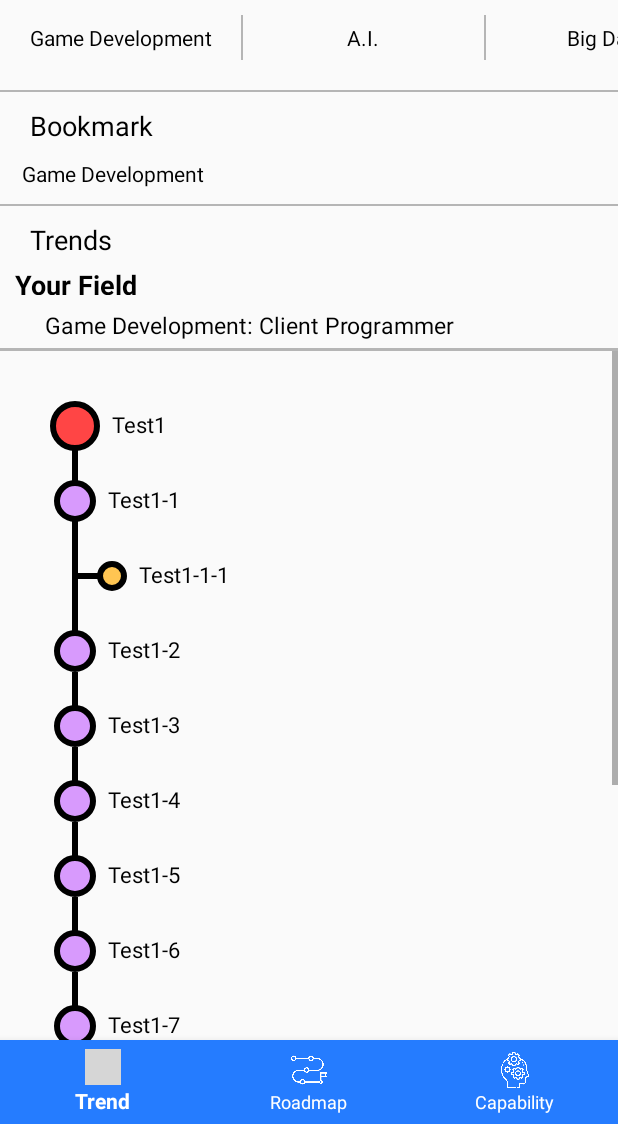
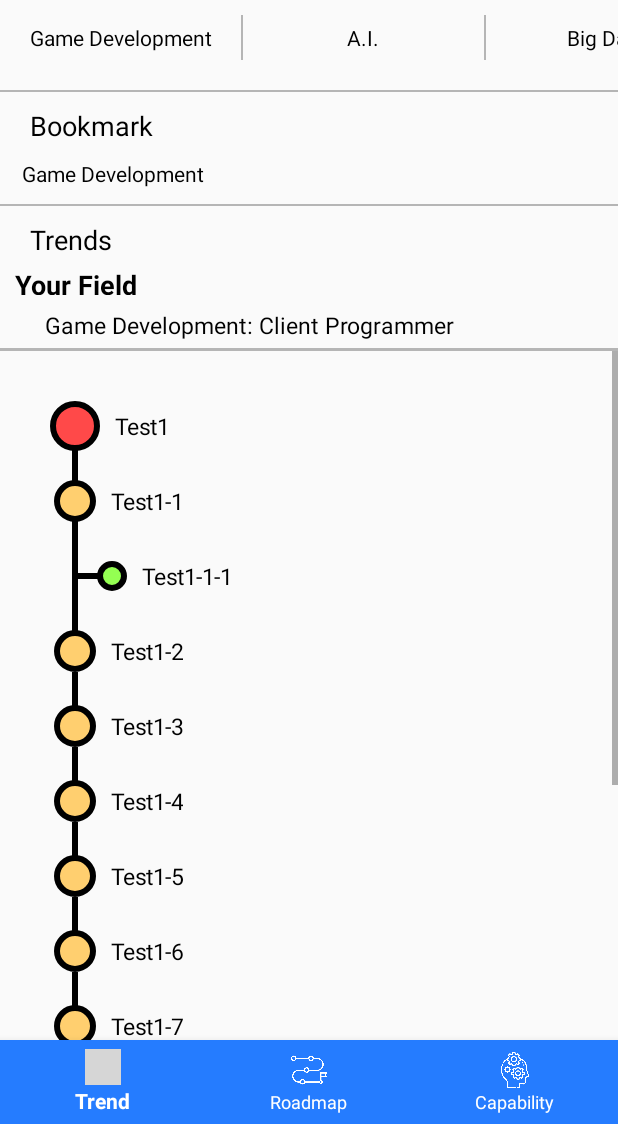
Before and after one commit to GachonUniv-GraduationProject/Android-Frontend, an Android app: the fragment RoadmapFragment placed in its activity, on a phone screen of 412 x 824 dp, the part 112-1236 px from its top. Run offline under Robolectric (Android 15) with nearby library versions, the light colour scheme and no system bars; libraries missing offline, so code that uses them is left out: com.github.mikephil.charting; plain views replace PieChart; 16 statements that could not run were skipped; grey boxes are pictures that could not be loaded.

Commit message:
221124_roadmap_improvement

```diff
--- a/app/src/main/java/com/example/graduationproject/RetrofitService.java
+++ b/app/src/main/java/com/example/graduationproject/RetrofitService.java
@@ -5,7 +5,7 @@ import retrofit2.http.Body;
 import retrofit2.http.POST;
 
 public interface RetrofitService {
-    @POST("user/login/")
+    @POST("user/login")
     Call<LoginData> login(@Body UserData userData);
 
     @POST("user/signup")
--- a/app/src/main/java/com/example/graduationproject/RoadmapActivity.java
+++ b/app/src/main/java/com/example/graduationproject/RoadmapActivity.java
@@ -13,7 +13,7 @@ public class RoadmapActivity extends AppCompatActivity {
         setContentView(R.layout.activity_roadmap);
 
         LinearLayout roadmapContainer = findViewById(R.id.roadmap_container);
-        RoadmapDrawer drawer = new RoadmapDrawer(this);
-        roadmapContainer.addView(drawer);
+        //RoadmapDrawer drawer = new RoadmapDrawer(this);
+        //roadmapContainer.addView(drawer);
     }
 }
--- a/app/src/main/java/com/example/graduationproject/RoadmapDrawer.java
+++ b/app/src/main/java/com/example/graduationproject/RoadmapDrawer.java
@@ -1,21 +1,32 @@
 package com.example.graduationproject;
 
+import android.app.Dialog;
 import android.content.Context;
 import android.graphics.Canvas;
 import android.graphics.Color;
 import android.graphics.Paint;
 import android.graphics.Path;
 import android.graphics.drawable.Drawable;
+import android.graphics.drawable.GradientDrawable;
 import android.util.TypedValue;
 import android.view.View;
 import android.view.ViewGroup;
+import android.view.Window;
+import android.widget.FrameLayout;
+import android.widget.ImageView;
 import android.widget.LinearLayout;
+import android.widget.TextView;
+
+import androidx.annotation.Dimension;
+import androidx.core.content.ContextCompat;
 
 import java.util.ArrayList;
 import java.util.List;
 
 public class RoadmapDrawer extends View {
     private Canvas mainCanvas;
+    private FrameLayout roadmapFrameContainer;
+    private static Context context;
 
     private Path linePath;
     private Paint outerPaint;
@@ -25,27 +36,15 @@ public class RoadmapDrawer extends View {
     private int[] roadmapColor;
 
     private List<RoadMapStep> roadMap;
+    private List<ImageView> imageViewList;
+    private List<TextView> textViewList;
     public enum Category {SMALL, MIDDLE, LARGE};
     private final int INTERVAL = 50;
 
-    public RoadmapDrawer(Context context) {
+    private LinkDialog linkDialog;
+
+    public RoadmapDrawer(Context context, FrameLayout roadmapContainer) {
         super(context);
-
-        init();
-    }
-
-    private void init() {
-        outerPaint = new Paint(Paint.ANTI_ALIAS_FLAG);
-        outerPaint.setColor(Color.BLACK);
-        outerPaint.setStyle(Paint.Style.STROKE);
-        outerPaint.setStrokeWidth(dpToPx(4));
-
-        namePaint = new Paint(Paint.ANTI_ALIAS_FLAG);
-        namePaint.setTextSize(dpToPx(15));
-
-        linePath = new Path();
-        innerPnt = new Paint();
-        roadmapColor = getResources().getIntArray(R.array.roadmap_step_color_arr);
 
         roadMap = new ArrayList<>();
         roadMap.add(new RoadMapStep("Test1", Category.LARGE, null, false));
@@ -62,6 +61,41 @@ public class RoadmapDrawer extends View {
         roadMap.add(new RoadMapStep("Test1-10", Category.MIDDLE, roadMap.get(0), true));
         roadMap.add(new RoadMapStep("Test1-11", Category.MIDDLE, roadMap.get(0), true));
         roadMap.add(new RoadMapStep("Test1-12", Category.MIDDLE, roadMap.get(0), true));
+
+        initView(context, roadmapContainer);
+        initCanvas();
+    }
+
+    private void initView(Context context, FrameLayout roadmapFrameContainer) {
+        this.context = context;
+        this.roadmapFrameContainer = roadmapFrameContainer;
+        imageViewList = new ArrayList<>();
+        textViewList = new ArrayList<>();
+        for(int i = 0; i < roadMap.size(); i++) {
+            ImageView imageView = new ImageView(context);
+            imageViewList.add(imageView);
+            roadmapFrameContainer.addView(imageView);
+
+            TextView textView = new TextView(context);
+            textView.setTextColor(Color.BLACK);
+            textView.setTextSize(Dimension.SP, 15);
+            textViewList.add(textView);
+            roadmapFrameContainer.addView(textView);
+        }
+    }
+
+    private void initCanvas() {
+        outerPaint = new Paint(Paint.ANTI_ALIAS_FLAG);
+        outerPaint.setColor(Color.BLACK);
+        outerPaint.setStyle(Paint.Style.STROKE);
+        outerPaint.setStrokeWidth(dpToPx(4));
+
+        namePaint = new Paint(Paint.ANTI_ALIAS_FLAG);
+        namePaint.setTextSize(dpToPx(15));
+
+        linePath = new Path();
+        innerPnt = new Paint();
+        roadmapColor = getResources().getIntArray(R.array.roadmap_step_color_arr);
 
         setLayoutHeight();
     }
@@ -117,9 +151,41 @@ public class RoadmapDrawer extends View {
             mainCanvas.drawText(lockedMessage, x + dpToPx(lockWidth + 15), y, namePaint);
         }
         else {
-            namePaint.setColor(Color.BLACK);
-            mainCanvas.drawText(name, x, y, namePaint);
+            //namePaint.setColor(Color.BLACK);
+            //mainCanvas.drawText(name, x, y, namePaint);
+            setNodeName(index, name, category);
+
         }
+    }
+    private void setNodeName(int index, String name, Category category) {
+        TextView textView = textViewList.get(index);
+
+        textView.setText(name);
+
+        int circleSize = getCircleSize(category) + dpToPx(2);
+        FrameLayout.LayoutParams params = new FrameLayout.LayoutParams(ViewGroup.LayoutParams.WRAP_CONTENT, ViewGroup.LayoutParams.WRAP_CONTENT);
+        textView.setLayoutParams(params);
+        textView.setX(getCirclePosX(category) + circleSize + dpToPx(10));
+        textView.setY(getCirclePosY(index) - dpToPx(10));
+
+        textView.setOnClickListener(new OnClickListener() {
+            @Override
+            public void onClick(View view) {
+                linkDialog = new LinkDialog(context);
+                linkDialog.requestWindowFeature(Window.FEATURE_NO_TITLE);
+                linkDialog.setContentView(R.layout.dialog_link_to_reference);
+
+                showLinkDialog();
+            }
+        });
+    }
+
+    private void showLinkDialog() {
+        String[] titles = {"교육자료 1", "교육자료 2"};
+        String[] urls = {"https://www.youtube.com/", "https://www.youtube.com/"};
+        linkDialog.setLinkSets(titles, urls);
+
+        linkDialog.show();
     }
 
     private void drawLine(int index) {
@@ -152,9 +218,10 @@ public class RoadmapDrawer extends View {
     private void drawCircle(int index, int innerColor) {
         Category category = roadMap.get(index).getCategory();
 
-        innerPnt.setColor(innerColor);
-        mainCanvas.drawCircle(getCirclePosX(category), getCirclePosY(index), getCircleSize(category), innerPnt);
-        mainCanvas.drawCircle(getCirclePosX(category), getCirclePosY(index), getCircleSize(category), outerPaint);
+        //innerPnt.setColor(innerColor);
+        //mainCanvas.drawCircle(getCirclePosX(category), getCirclePosY(index), getCircleSize(category), innerPnt);
+        //mainCanvas.drawCircle(getCirclePosX(category), getCirclePosY(index), getCircleSize(category), outerPaint);
+        setNodeCircle(index, category);
     }
 
     private int getCirclePosX(Category category) {
@@ -181,6 +248,55 @@ public class RoadmapDrawer extends View {
         }
     }
 
+    private int getColorBySize(Category category) {
+        if(category == Category.LARGE) {
+            return getResources().getColor(R.color.roadmap_color_large);
+        }
+        else if(category == Category.MIDDLE) {
+            return getResources().getColor(R.color.roadmap_color_middle);
+        }
+        else {
+            return getResources().getColor(R.color.roadmap_color_small);
+        }
+    }
+
+    private void setNodeCircle(int index, Category category) {
+        ImageView imageView = imageViewList.get(index);
+        int circleSize = getCircleSize(category) + dpToPx(2);
+        FrameLayout.LayoutParams params = new FrameLayout.LayoutParams(circleSize * 2, circleSize * 2);
+        imageView.setLayoutParams(params);
+        imageView.setX(getCirclePosX(category) - circleSize);
+        imageView.setY(getCirclePosY(index) - circleSize);
+
+        GradientDrawable circleDrawable = (GradientDrawable) ContextCompat.getDrawable(context, R.drawable.circle);
+        if(!roadMap.get(index).isLocked())
+            circleDrawable.setColor(getColorBySize(category));
+        else
+            circleDrawable.setColor(Color.WHITE);
+        imageView.setImageDrawable(circleDrawable);
+
+        if (category == Category.SMALL) {
+            imageView.setOnClickListener(new OnClickListener() {
+                @Override
+                public void onClick(View view) {
+                    RoadMapStep step = roadMap.get(index);
+                    if(!step.isCompleted()) {
+                        circleDrawable.setColor(getResources().getColor(R.color.roadmap_color_complete));
+                        step.setCompleted(true);
+                    }
+                    else {
+                        circleDrawable.setColor(getColorBySize(category));
+                        step.setCompleted(false);
+                    }
+                    imageView.setImageDrawable(circleDrawable);
+                }
+            });
+        }
+    }
+    private void checkMiddleLevelStep() {
+        // TODO: 하위 단계들이 모두 complete 되면 middle level을 complete하고 색상 변경 처리
+    }
+
     private int getCirclePosY(int index) {
         return (index + 1) * dpToPx(INTERVAL);
     }
--- a/app/src/main/java/com/example/graduationproject/RoadmapFragment.java
+++ b/app/src/main/java/com/example/graduationproject/RoadmapFragment.java
@@ -7,6 +7,7 @@ import androidx.fragment.app.Fragment;
 import android.view.LayoutInflater;
 import android.view.View;
 import android.view.ViewGroup;
+import android.widget.FrameLayout;
 import android.widget.LinearLayout;
 
 public class RoadmapFragment extends Fragment {
@@ -17,7 +18,8 @@ public class RoadmapFragment extends Fragment {
         View view = inflater.inflate(R.layout.fragment_roadmap, container, false);
 
         LinearLayout roadmapContainer = view.findViewById(R.id.roadmap_container);
-        RoadmapDrawer drawer = new RoadmapDrawer(getActivity());
+        FrameLayout roadmapFrameContainer = view.findViewById(R.id.roadmap_frame_container);
+        RoadmapDrawer drawer = new RoadmapDrawer(getActivity(), roadmapFrameContainer);
         roadmapContainer.addView(drawer);
 
         return view;
--- /dev/null
+++ b/app/src/main/res/drawable/circle.xml
@@ -0,0 +1,8 @@
+<?xml version="1.0" encoding="utf-8"?>
+<shape xmlns:android="http://schemas.android.com/apk/res/android"
+    android:shape="oval">
+
+    <solid android:color="@color/roadmap_color_middle"/>
+    <stroke android:width="4dp" android:color="@color/black"/>
+
+</shape>
--- a/app/src/main/res/layout/fragment_roadmap.xml
+++ b/app/src/main/res/layout/fragment_roadmap.xml
@@ -33,11 +33,17 @@
     <ScrollView
         android:layout_width="match_parent"
         android:layout_height="match_parent">
-        <LinearLayout
-            android:id="@+id/roadmap_container"
-            android:orientation="vertical"
+
+        <FrameLayout
+            android:id="@+id/roadmap_frame_container"
             android:layout_width="match_parent"
-            android:layout_height="wrap_content">
-        </LinearLayout>
+            android:layout_height="match_parent">
+            <LinearLayout
+                android:id="@+id/roadmap_container"
+                android:orientation="vertical"
+                android:layout_width="match_parent"
+                android:layout_height="wrap_content">
+            </LinearLayout>
+        </FrameLayout>
     </ScrollView>
 </LinearLayout>
--- a/app/src/main/res/values/colors.xml
+++ b/app/src/main/res/values/colors.xml
@@ -9,9 +9,10 @@
     <color name="white">#FFFFFFFF</color>
 
     <color name="gray">#B5B5B5</color>
-    <color name="roadmap_color_small">#FFC552</color>
-    <color name="roadmap_color_middle">#D89AFD</color>
-    <color name="roadmap_color_large">#FF4545</color>
+    <color name="roadmap_color_small">#94FF52</color>
+    <color name="roadmap_color_middle">#FFCF6F</color>
+    <color name="roadmap_color_large">#FF4949</color>
+    <color name="roadmap_color_complete">#3FBCFF</color>
     <color name="primary_color">#257CFF</color>
     <color name="primary_color_pressed">#99C2FF</color>
     <color name="icon_color">#4D82F5</color>
```
Also changed, not shown: app/src/main/java/com/example/graduationproject/LinkDialog.java (added, +48 -0 lines), app/src/main/java/com/example/graduationproject/LinkSet.java (added, +41 -0 lines), app/src/main/java/com/example/graduationproject/LoginActivity.java (+32 -5 lines), app/src/main/java/com/example/graduationproject/RoadMapStep.java (+10 -0 lines), app/src/main/res/layout/dialog_link_to_reference.xml (added, +39 -0 lines), app/src/main/res/layout/layout_link_set.xml (added, +27 -0 lines).
